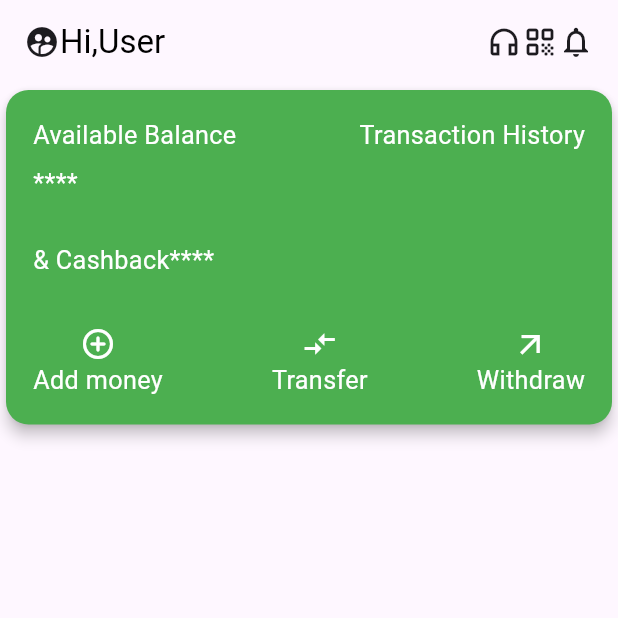
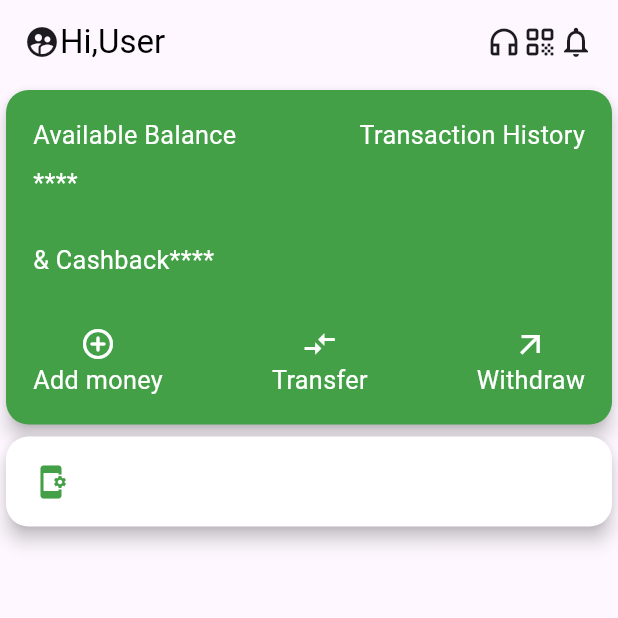
Before and after one commit to EverlastingBigFlo/mobile_app_ui, a Flutter app: the screen it shows after launch, on a phone screen of 412 x 824 dp, the top half of it. Run offline on Flutter 3.47's test engine with Material 2 defaults, Android fonts, the phone set to English and light mode, and no system bars.

Commit message:
added another card to my homescreen

```diff
--- a/lib/main.dart
+++ b/lib/main.dart
@@ -69,7 +69,6 @@ class _MyOpayState extends State<MyOpay> {
             ),
             Container(
               child: Row(
-                // mainAxisAlignment: MainAxisAlignment.spaceAround,
                 children: [
                   Icon(Icons.headphones_outlined),
                   Icon(Icons.qr_code_rounded),
@@ -85,11 +84,11 @@ class _MyOpayState extends State<MyOpay> {
         child: Column(
           children: [
             Card(
-              elevation: 4,
+              elevation: 5,
               shape: RoundedRectangleBorder(
                 borderRadius: BorderRadius.circular(15),
               ),
-              color: Colors.green.shade500,
+              color: Colors.green.shade600,
               child: Padding(
                 padding: const EdgeInsets.all(18.0),
                 child: Column(
@@ -193,8 +192,36 @@ class _MyOpayState extends State<MyOpay> {
                 ),
               ),
             ),
-            Container(),
-            Container(),
+            Card(
+              elevation: 5,
+              shape: RoundedRectangleBorder(
+                  borderRadius: BorderRadius.circular(15)),
+              color: Colors.white,
+              child: Padding(
+                  padding: const EdgeInsets.all(18.0),
+                  child: Column(
+                    children: [
+                      Container(
+                        child: Row(
+                          mainAxisAlignment: MainAxisAlignment.spaceBetween,
+                          children: [
+                            Container(
+                              child: Column(
+                                children: [
+                                  Icon(
+                                    Icons.app_settings_alt_rounded,
+                                    color: Colors.green.shade600,
+                                  )
+                                ],
+                              ),
+                            )
+                          ],
+                        ),
+                      ),
+                      Container()
+                    ],
+                  )),
+            ),
           ],
         ),
       ),
```
Also changed, not shown: 1 other file.
